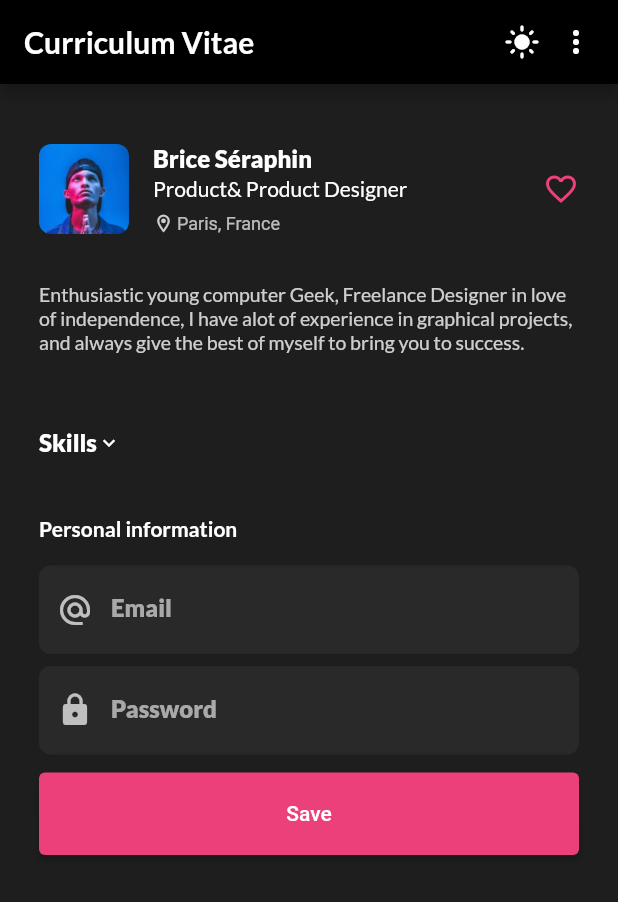
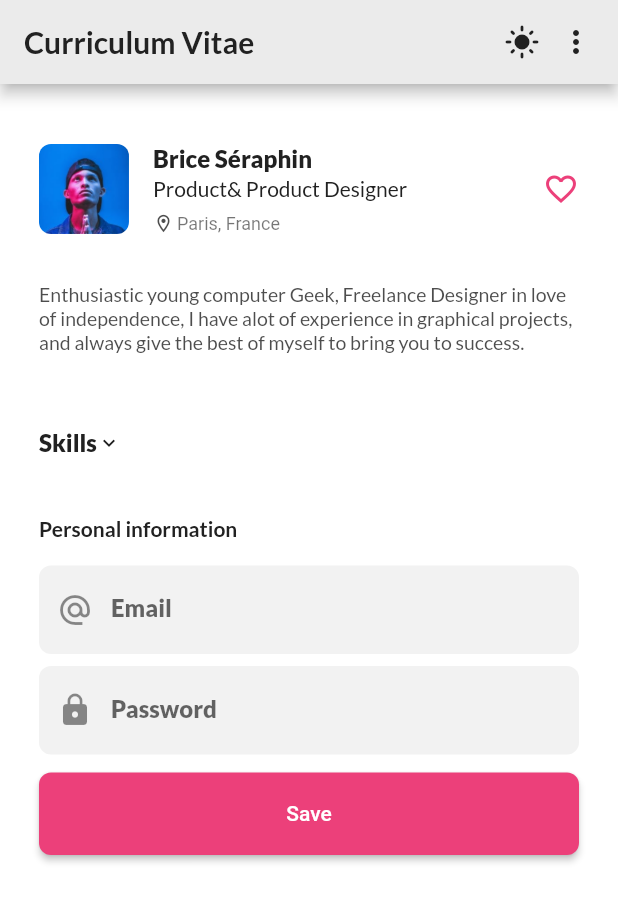
Before and after one commit to mmohammadmfallahm02/profile_app_ui, a Flutter app: the screen it shows after launch, after a tap on the "light mode" icon, on a phone screen of 412 x 824 dp. Shown: the top 902 px of the screen. Run offline on Flutter 3.47's test engine with Material 2 defaults, Android fonts, the phone set to English and light mode, and no system bars; our stand-ins replace google_fonts.

Commit message:
toggle thememode implemented

```diff
--- a/lib/main.dart
+++ b/lib/main.dart
@@ -1,48 +1,40 @@
 import 'package:flutter/material.dart';
-import 'package:google_fonts/google_fonts.dart';
 import 'screens/screens.dart';
+import 'theme/theme.dart';
 
 void main() {
   runApp(const MyApp());
 }
 
-class MyApp extends StatelessWidget {
+class MyApp extends StatefulWidget {
   const MyApp({super.key});
 
-  // This widget is the root of your application.
+  @override
+  State<MyApp> createState() => _MyAppState();
+}
+
+class _MyAppState extends State<MyApp> {
+  ThemeMode themeMode = ThemeMode.dark;
   @override
   Widget build(BuildContext context) {
-    const Color surfaceColor = Color(0x0dffffff);
-    final Color primaryColor = Colors.pink.shade400;
+    // const Color surfaceColor = Color(0x0dffffff);
+    // final Color primaryColor = Colors.pink.shade400;
     return MaterialApp(
       debugShowCheckedModeBanner: false,
       title: 'Flutter Demo',
-      theme: ThemeData(
-        brightness: Brightness.dark,
-        primaryColor: primaryColor,
-        scaffoldBackgroundColor: const Color.fromARGB(255, 30, 30, 30),
-        dividerColor: surfaceColor,
-        appBarTheme: const AppBarTheme(backgroundColor: Colors.black),
-        inputDecorationTheme: InputDecorationTheme(
-          border: OutlineInputBorder(
-              borderRadius: BorderRadius.circular(8),
-              borderSide: BorderSide.none),
-          filled: true,
-          fillColor: surfaceColor,
-        ),
-        elevatedButtonTheme: ElevatedButtonThemeData(style: ButtonStyle(backgroundColor: MaterialStateProperty.all(primaryColor))),
-        textTheme: GoogleFonts.latoTextTheme(
-          const TextTheme(
-              headline6: TextStyle(
-                fontWeight: FontWeight.bold,
-              ),
-              bodyText2: TextStyle(fontSize: 14),
-              bodyText1: TextStyle(
-                  fontSize: 13, color: Color.fromARGB(200, 255, 255, 255)),
-              subtitle1: TextStyle(fontWeight: FontWeight.w900, fontSize: 16)),
-        ),
+      theme: themeMode == ThemeMode.light
+          ? MyAppThemeConfig.light().getTheme()
+          : MyAppThemeConfig.dark().getTheme(),
+      home: HomeScreen(
+        toggleThemeMode: () {
+          setState(() {
+            themeMode == ThemeMode.light
+                ? themeMode = ThemeMode.dark
+                : themeMode = ThemeMode.light;
+            setState(() {});
+          });
+        },
       ),
-      home: HomeScreen(key: key),
     );
   }
 }
--- a/lib/screens/home_screen.dart
+++ b/lib/screens/home_screen.dart
@@ -2,7 +2,8 @@ import 'package:flutter/material.dart';
 import '../widgets/widgets.dart';
 
 class HomeScreen extends StatefulWidget {
-  const HomeScreen({super.key});
+  final Function() toggleThemeMode;
+  const HomeScreen({super.key, required this.toggleThemeMode});
 
   @override
   State<HomeScreen> createState() => _HomeScreenState();
@@ -21,7 +22,7 @@ class _HomeScreenState extends State<HomeScreen> {
     return AppBar(
       title: const Text('Curriculum Vitae'),
       actions: [
-        IconButton(onPressed: () {}, icon: const Icon(Icons.light_mode)),
+        IconButton(onPressed: widget.toggleThemeMode, icon: const Icon(Icons.light_mode)),
         const Icon(Icons.more_vert),
         const SizedBox(
           width: 16,
--- /dev/null
+++ b/lib/theme/app_theme.dart
@@ -0,0 +1,63 @@
+import 'package:flutter/material.dart';
+import 'package:google_fonts/google_fonts.dart';
+
+class MyAppThemeConfig {
+  // const Color surfaceColor = Color(0x0dffffff);
+  final Color primaryColor = Colors.pink.shade400;
+  final Color primaryTextColor;
+  final Color secondaryTextColor;
+  final Color surfaceColor;
+  final Color backgroundColor;
+  final Color appBarColor;
+  final Brightness brightness;
+
+  MyAppThemeConfig.light()
+      : primaryTextColor = Colors.grey.shade900,
+        secondaryTextColor = Colors.grey.shade900.withOpacity(0.8),
+        surfaceColor = const Color(0x0d000000),
+        backgroundColor = Colors.white,
+        appBarColor = const Color.fromARGB(255, 235, 235, 235),
+        brightness = Brightness.light;
+
+  MyAppThemeConfig.dark()
+      : primaryTextColor = Colors.white,
+        secondaryTextColor = Colors.white70,
+        surfaceColor = const Color(0x0dffffff),
+        backgroundColor = const Color.fromARGB(255, 30, 30, 30),
+        appBarColor = Colors.black,
+        brightness = Brightness.dark;
+
+  ThemeData getTheme() {
+    return ThemeData(
+      brightness: brightness,
+      primaryColor: primaryColor,
+      scaffoldBackgroundColor: backgroundColor,
+      dividerColor: surfaceColor,
+      appBarTheme: AppBarTheme(
+          backgroundColor: appBarColor, foregroundColor: primaryTextColor),
+      inputDecorationTheme: InputDecorationTheme(
+        border: OutlineInputBorder(
+            borderRadius: BorderRadius.circular(8),
+            borderSide: BorderSide.none),
+        filled: true,
+        fillColor: surfaceColor,
+      ),
+      elevatedButtonTheme: ElevatedButtonThemeData(
+          style: ButtonStyle(
+              backgroundColor: MaterialStateProperty.all(primaryColor),
+              shape: MaterialStateProperty.all(RoundedRectangleBorder(
+                  borderRadius: BorderRadius.circular(8))))),
+      textTheme: GoogleFonts.latoTextTheme(
+        TextTheme(
+            headline6:
+                TextStyle(fontWeight: FontWeight.bold, color: primaryTextColor),
+            bodyText2: TextStyle(fontSize: 14, color: primaryTextColor),
+            bodyText1: TextStyle(fontSize: 13, color: secondaryTextColor),
+            subtitle1: TextStyle(
+                fontWeight: FontWeight.w900,
+                fontSize: 16,
+                color: primaryTextColor)),
+      ),
+    );
+  }
+}
--- /dev/null
+++ b/lib/theme/theme.dart
@@ -0,0 +1,2 @@
+library theme;
+export './app_theme.dart';
```
